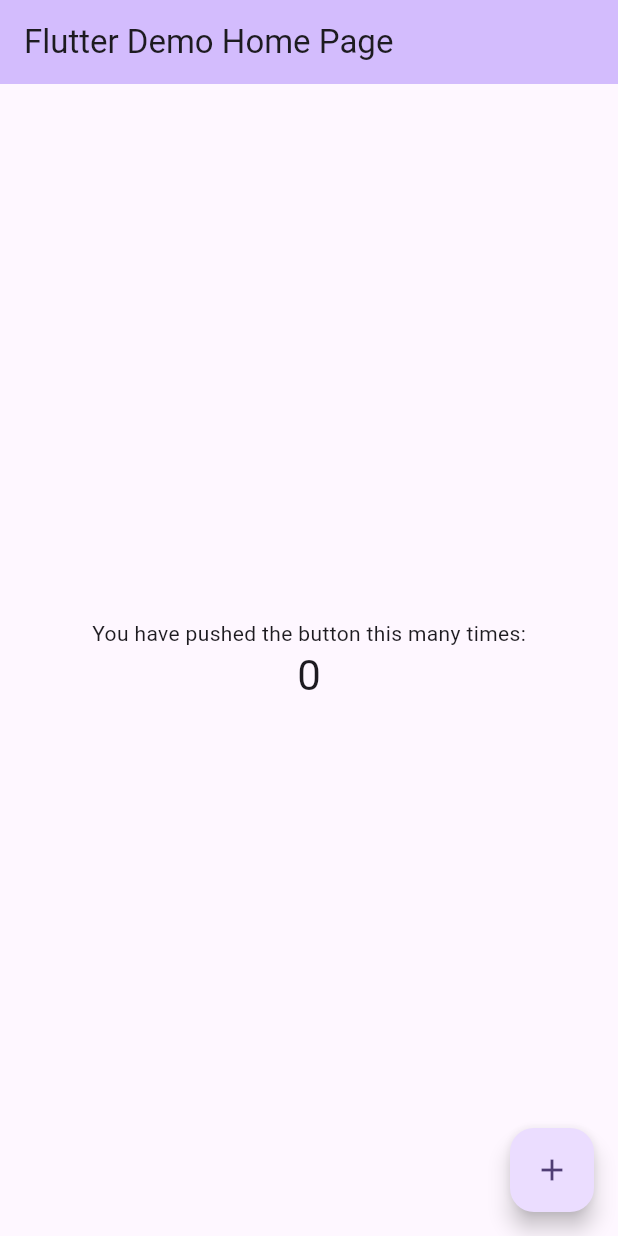
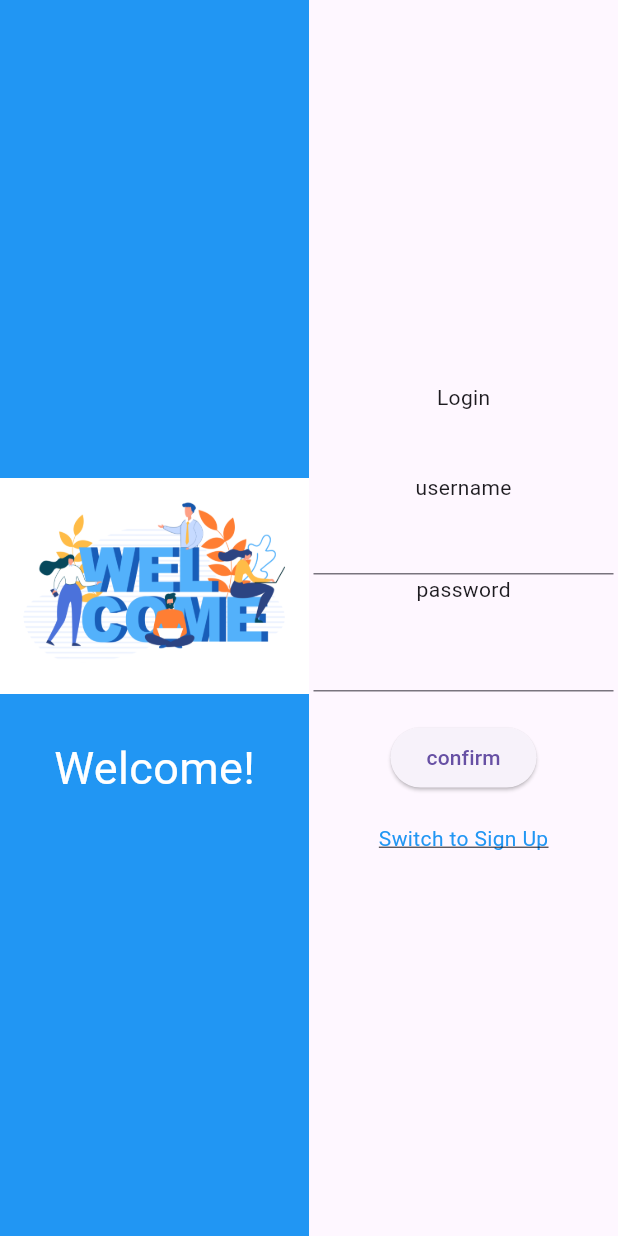
Before and after one commit to RobertsLuke/VTesting, a Flutter app: the screen it shows after launch, on a phone screen of 412 x 824 dp. Run offline on Flutter 3.47's test engine with Material 3 defaults, Android fonts, the light colour scheme and no system bars.

Commit message:
adding assets folder and added login prototype :)

```diff
--- a/lib/login/login.dart
+++ b/lib/login/login.dart
@@ -0,0 +1,164 @@
+import 'package:flutter/material.dart';
+
+class LoginScreen extends StatefulWidget {
+  const LoginScreen({super.key});
+
+  @override
+  State<LoginScreen> createState() => _LoginScreenState();
+}
+
+class _LoginScreenState extends State<LoginScreen> {
+  @override
+  Widget build(BuildContext context) {
+    final Size size = MediaQuery.sizeOf(context);
+    final double width = size.width;
+    final double height = size.height;
+
+    TextEditingController username = TextEditingController();
+    TextEditingController password = TextEditingController();
+
+    // this is for prototyping only, in the iteration 2 we will switch to firebase
+    List<Map<String, String>> userDetails = [
+      {"name": "jib", "password": "admin1234"},
+      {"name": "luke", "password": "DiwizMySecretSecret..."}];
+
+    String mode = "Login";
+
+    String getButtonText() {
+      if (mode == "Login") {
+        return "Switch to Sign Up";
+      }
+      return "Switch to Login";
+    }
+
+    // this function will be called when the user presses confirm on the login
+    // screen
+    void login(String username, String password) {
+
+      bool exists = false;
+
+      for (var user in userDetails) {
+        if (user["name"] == username && user["password"] == password) {
+          // successful, correct username and password
+          //Navigator.pushNamed(context, '/createProject');
+          print("successful");
+          exists = !exists;
+          break;
+        }
+        else if (user["name"] == username) {
+          // user exists but incorrect password
+          print("incorrect password");
+          exists = !exists;
+          break;
+        }
+      }
+
+      if (!exists) {
+        print("this user does not exist");
+      }
+    }
+
+    // this function will be called when the user presses confirm on the sign up
+    // screen
+
+    void signUp(String username, String password) {
+      bool exists = false;
+
+      for (var user in userDetails) {
+        if (user["name"] == username) {
+          // username already exists so you can not signUp
+          exists = !exists;
+          break;
+        }
+      }
+
+      if (exists) {
+        print("username already exists, try creating a new username");
+      }
+      else {
+        if (password.length < 8) {
+          print("password is too short");
+        }
+        userDetails.add({"name": username, "password": password});
+        print("added user to list");
+      }
+    }
+
+    return Scaffold(
+      body: Row(
+        children: [
+          // first half of the login screen DECORATION
+          SizedBox(
+            height: height,
+            width: width * 0.5,
+            child: Container(
+              color: Colors.blue,
+              child: Column(
+                mainAxisAlignment: MainAxisAlignment.center,
+                children: [
+                  SizedBox(height: 200, width: 300 ,child: Image.asset("assets/login/welcome_image.jpg")),
+                  const Text("Welcome!", style: TextStyle(color: Colors.white, fontSize: 30),),
+                ],
+              ),
+            ),
+          ),
+          // second half of the login screen USER DETAILS
+          SizedBox(
+            height: height,
+            width: width * 0.5,
+            child: Column(
+              mainAxisAlignment: MainAxisAlignment.center,
+              children: [
+                Text(mode),
+                const SizedBox(height: 40,),
+                const Text("username"),
+                const SizedBox(width: 10,),
+                SizedBox(
+                  width: 200,
+                  child: TextFormField(
+                    controller: username,
+                  ),
+                ),
+                const SizedBox(width: 20,),
+                const Text("password"),
+                const SizedBox(height: 10,),
+                SizedBox(
+                  width: 200,
+                  child: TextFormField(
+                    controller: password,
+                  ),
+                ),
+                const SizedBox(height: 20,),
+                // confirm button
+                ElevatedButton(
+                    onPressed: () {
+                      if (mode == "Login") {
+                        login(username.text, password.text);
+                      }
+                      else {
+                        signUp(username.text, password.text);
+                      }
+                    },
+                    child: Text("confirm")),
+                const SizedBox(height: 20,),
+                InkWell(
+                  onTap: () {
+                    setState(() {
+                      if (mode == "Login") {
+                        mode = "Sign Up";
+                      }
+                      else {
+                        mode = "Login";
+                      }
+                    });
+                  },
+                  child: Text(getButtonText(), style: TextStyle(color: Colors.blue, decoration: TextDecoration.underline),),
+                )
+              ],
+            ),
+          )
+        ],
+      ),
+    );
+  }
+}
--- a/lib/main.dart
+++ b/lib/main.dart
@@ -1,125 +1,13 @@
-import 'package:flutter/material.dart';
+import "package:flutter/material.dart";
+import './login/login.dart';
 
 void main() {
-  runApp(const MyApp());
+  runApp(
+    MaterialApp(
+      initialRoute: "/login",
+      routes: {
+        "/login": (context) => const LoginScreen()
+      }
+    )
+  );
 }
-
-class MyApp extends StatelessWidget {
-  const MyApp({super.key});
-
-  // This widget is the root of your application.
-  @override
-  Widget build(BuildContext context) {
-    return MaterialApp(
-      title: 'Flutter Demo',
-      theme: ThemeData(
-        // This is the theme of your application.
-        //
-        // TRY THIS: Try running your application with "flutter run". You'll see
-        // the application has a purple toolbar. Then, without quitting the app,
-        // try changing the seedColor in the colorScheme below to Colors.green
-        // and then invoke "hot reload" (save your changes or press the "hot
-        // reload" button in a Flutter-supported IDE, or press "r" if you used
-        // the command line to start the app).
-        //
-        // Notice that the counter didn't reset back to zero; the application
-        // state is not lost during the reload. To reset the state, use hot
-        // restart instead.
-        //
-        // This works for code too, not just values: Most code changes can be
-        // tested with just a hot reload.
-        colorScheme: ColorScheme.fromSeed(seedColor: Colors.deepPurple),
-        useMaterial3: true,
-      ),
-      home: const MyHomePage(title: 'Flutter Demo Home Page'),
-    );
-  }
-}
-
-class MyHomePage extends StatefulWidget {
-  const MyHomePage({super.key, required this.title});
-
-  // This widget is the home page of your application. It is stateful, meaning
-  // that it has a State object (defined below) that contains fields that affect
-  // how it looks.
-
-  // This class is the configuration for the state. It holds the values (in this
-  // case the title) provided by the parent (in this case the App widget) and
-  // used by the build method of the State. Fields in a Widget subclass are
-  // always marked "final".
-
-  final String title;
-
-  @override
-  State<MyHomePage> createState() => _MyHomePageState();
-}
-
-class _MyHomePageState extends State<MyHomePage> {
-  int _counter = 0;
-
-  void _incrementCounter() {
-    setState(() {
-      // This call to setState tells the Flutter framework that something has
-      // changed in this State, which causes it to rerun the build method below
-      // so that the display can reflect the updated values. If we changed
-      // _counter without calling setState(), then the build method would not be
-      // called again, and so nothing would appear to happen.
-      _counter++;
-    });
-  }
-
-  @override
-  Widget build(BuildContext context) {
-    // This method is rerun every time setState is called, for instance as done
-    // by the _incrementCounter method above.
-    //
-    // The Flutter framework has been optimized to make rerunning build methods
-    // fast, so that you can just rebuild anything that needs updating rather
-    // than having to individually change instances of widgets.
-    return Scaffold(
-      appBar: AppBar(
-        // TRY THIS: Try changing the color here to a specific color (to
-        // Colors.amber, perhaps?) and trigger a hot reload to see the AppBar
-        // change color while the other colors stay the same.
-        backgroundColor: Theme.of(context).colorScheme.inversePrimary,
-        // Here we take the value from the MyHomePage object that was created by
-        // the App.build method, and use it to set our appbar title.
-        title: Text(widget.title),
-      ),
-      body: Center(
-        // Center is a layout widget. It takes a single child and positions it
-        // in the middle of the parent.
-        child: Column(
-          // Column is also a layout widget. It takes a list of children and
-          // arranges them vertically. By default, it sizes itself to fit its
-          // children horizontally, and tries to be as tall as its parent.
-          //
-          // Column has various properties to control how it sizes itself and
-          // how it positions its children. Here we use mainAxisAlignment to
-          // center the children vertically; the main axis here is the vertical
-          // axis because Columns are vertical (the cross axis would be
-          // horizontal).
-          //
-          // TRY THIS: Invoke "debug painting" (choose the "Toggle Debug Paint"
-          // action in the IDE, or press "p" in the console), to see the
-          // wireframe for each widget.
-          mainAxisAlignment: MainAxisAlignment.center,
-          children: <Widget>[
-            const Text(
-              'You have pushed the button this many times:',
-            ),
-            Text(
-              '$_counter',
-              style: Theme.of(context).textTheme.headlineMedium,
-            ),
-          ],
-        ),
-      ),
-      floatingActionButton: FloatingActionButton(
-        onPressed: _incrementCounter,
-        tooltip: 'Increment',
-        child: const Icon(Icons.add),
-      ), // This trailing comma makes auto-formatting nicer for build methods.
-    );
-  }
-}
--- a/pubspec.yaml
+++ b/pubspec.yaml
@@ -59,7 +59,9 @@ flutter:
   uses-material-design: true
 
   # To add assets to your application, add an assets section, like this:
-  # assets:
+  assets:
+    - assets/
+    - assets/login/
   #   - images/a_dot_burr.jpeg
   #   - images/a_dot_ham.jpeg
 
```
Also changed, not shown: assets/login/welcome_image.jpg (added), 1 other file.
